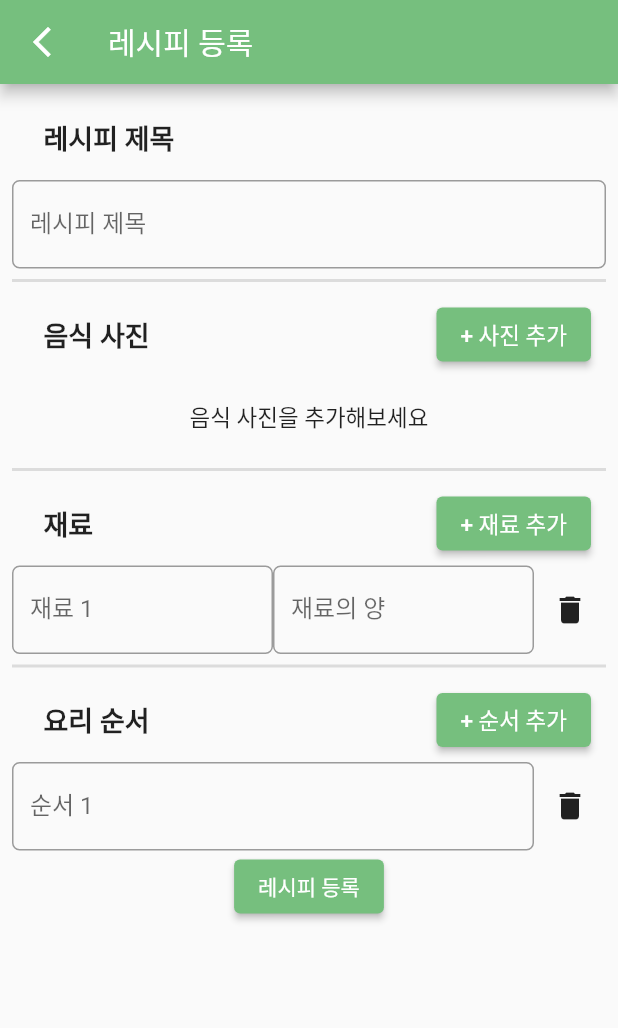
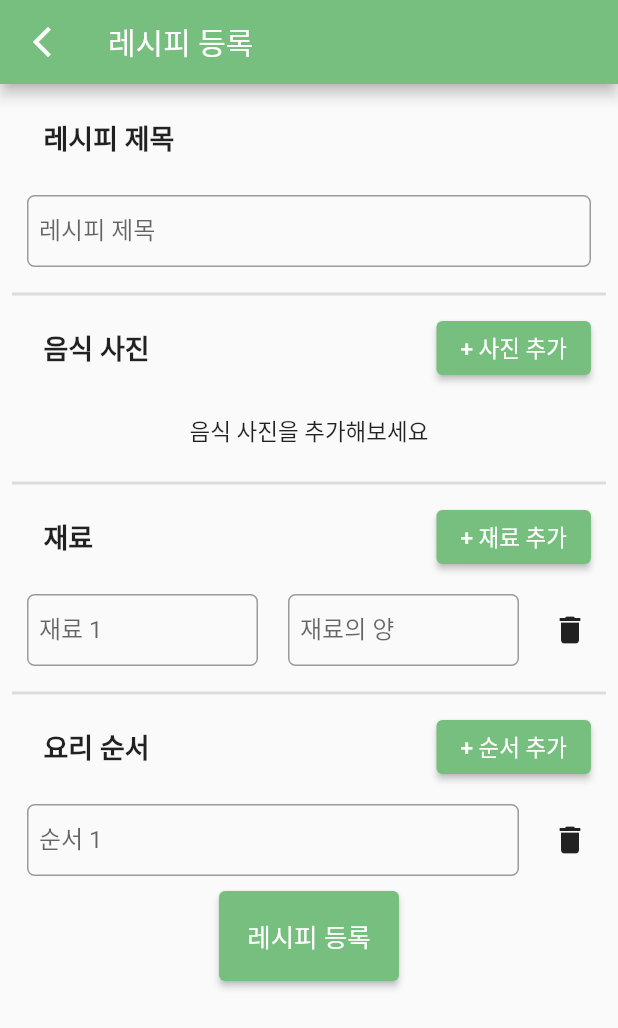
Before and after one commit to CSID-DGU/2023-02-CECD2-5, a Flutter app: the MakeRecipePage screen opened directly with empty values, on a phone screen of 412 x 824 dp. Shown: the top 1028 px of the screen. Run offline on Flutter 3.47's test engine with Material 2 defaults, Android fonts, the phone set to English and light mode, and no system bars; our stand-ins replace firebase_core, firebase_messaging, fl_chart, flutter_local_notifications, image_picker, permission_handler; missing offline and left inert: flutter_email_sender, kakao_flutter_sdk_user; accounts and stored records are empty; Roboto replaces fonts that are missing (SOYO_Maple_Bold, SOYO_Maple_Regular, SOYO_Maple_bold).

Commit message:
레시피 등록 수정
1. 선택된 텍스트필드가 초록색이 되도록 수정
2. 텍스트 필드에 패딩 적용
3. 텍스트 필드 위에 글씨가 올라오지 않도록 수정
4. 레시피 등록 버튼 크기 조정

```diff
--- a/Front-End/vegetable/lib/recipe_maker.dart
+++ b/Front-End/vegetable/lib/recipe_maker.dart
@@ -172,8 +172,14 @@ class _MakeRecipePageState extends State<MakeRecipePage> {
                       errorStyle: TextStyle(
                         fontFamily: 'SOYO_Maple_regular',
                       ),
+                      focusedBorder: OutlineInputBorder(
+                        borderSide: BorderSide(color: Color.fromARGB(255, 118, 191, 126),
                         ),
                       ),
+                    ),
+                  ),
+                  child: Padding(
+                    padding: const EdgeInsets.all(10.0),
                     child: TextFormField(
                       decoration: InputDecoration(
                         labelText: '레시피 제목',
@@ -181,9 +187,12 @@ class _MakeRecipePageState extends State<MakeRecipePage> {
                         border: OutlineInputBorder(
                           borderRadius: BorderRadius.circular(5.0),
                         ),
+                        floatingLabelBehavior: FloatingLabelBehavior.never,
+                        contentPadding: EdgeInsets.all(8.0),
                       ),
                     onChanged: (value) => _recipeName = value,
                     validator: (value) => value!.isEmpty ? '제목을 입력하세요.' : null,
+                    ),
                   ),
                 ),
                 Divider(thickness: 2,),
@@ -330,12 +339,13 @@ class _MakeRecipePageState extends State<MakeRecipePage> {
                   onPressed: handleSubmit,
                   child: Text(
                     '레시피 등록',
-                    style: TextStyle(fontFamily: 'SOYO_Maple_regular'),
+                    style: TextStyle(fontFamily: 'SOYO_Maple_bold',
+                    fontSize: 17.0),
                     ),
                   style: ElevatedButton.styleFrom(
                     primary: Color.fromARGB(255, 118, 191, 126),
                     onPrimary: Colors.white, // 버튼의 글자색
-                    // 추가적인 스타일 요소들을 여기에 추가할 수 있습니다.
+                    fixedSize: Size(120, 60)
                   ),
                 ),
               ],
@@ -359,8 +369,14 @@ class _MakeRecipePageState extends State<MakeRecipePage> {
                     errorStyle: TextStyle(
                       fontFamily: 'SOYO_Maple_regular',
                     ),
+                    focusedBorder: OutlineInputBorder(
+                        borderSide: BorderSide(color: Color.fromARGB(255, 118, 191, 126),
                         ),
                       ),
+                  ),
+                ),
+                child: Padding(
+                  padding: const EdgeInsets.all(10.0),
                   child: TextFormField(
                     controller: _ingredientNameControllers[i],
                     decoration: InputDecoration(
@@ -369,12 +385,14 @@ class _MakeRecipePageState extends State<MakeRecipePage> {
                       border: OutlineInputBorder(
                         borderRadius: BorderRadius.circular(5.0),
                         ),
-
+                        floatingLabelBehavior: FloatingLabelBehavior.never,
+                      contentPadding: EdgeInsets.all(8.0),
                     ),
                   onChanged: (value) {
                   _ingredients[i]['ingredient'] = value;
                 },
                 validator: (value) => value!.isEmpty ? '재료를 입력하세요.' : null,
+              ),
             ),
             ),
             ),
@@ -385,8 +403,14 @@ class _MakeRecipePageState extends State<MakeRecipePage> {
                       errorStyle: TextStyle(
                         fontFamily: 'SOYO_Maple_regular',
                       ),
+                      focusedBorder: OutlineInputBorder(
+                        borderSide: BorderSide(color: Color.fromARGB(255, 118, 191, 126),
                         ),
                       ),
+                    ),
+                  ),
+                  child: Padding(
+                    padding: const EdgeInsets.all(10.0),
                     child: TextFormField(
                       controller: _ingredientQuantityControllers[i],
                       decoration: InputDecoration(
@@ -395,12 +419,14 @@ class _MakeRecipePageState extends State<MakeRecipePage> {
                         border: OutlineInputBorder(
                           borderRadius: BorderRadius.circular(5.0),
                         ),
-
+                        floatingLabelBehavior: FloatingLabelBehavior.never,
+                      contentPadding: EdgeInsets.all(8.0),
                     ),
                   onChanged: (value) {
                     _ingredients[i]['quantity'] = value;
                   },
                   validator: (value) => value!.isEmpty ? '재료의 양을 입력하세요.' : null,
+                ),
             ),
             ),
             ),
@@ -428,8 +454,14 @@ class _MakeRecipePageState extends State<MakeRecipePage> {
                       errorStyle: TextStyle(
                         fontFamily: 'SOYO_Maple_regular',
                       ),
+                      focusedBorder: OutlineInputBorder(
+                        borderSide: BorderSide(color: Color.fromARGB(255, 118, 191, 126),
                         ),
                       ),
+                    ),
+                  ),
+                  child: Padding(
+                    padding: const EdgeInsets.all(10.0),
                     child: TextFormField(
                       controller: _stepControllers[i],
                       decoration: InputDecoration(
@@ -438,12 +470,14 @@ class _MakeRecipePageState extends State<MakeRecipePage> {
                         border: OutlineInputBorder(
                           borderRadius: BorderRadius.circular(5.0),
                         ),
-
+                        floatingLabelBehavior: FloatingLabelBehavior.never,
+                        contentPadding: EdgeInsets.all(8.0),
                         ),
                       onChanged: (value) {
                         _steps[i] = value;
                       },
                       validator: (value) => value!.isEmpty ? '요리 순서를 입력하세요.' : null,
+                    ),
             ),
             ),
             ),
```
Lines whose indentation alone changed are shown as unchanged.
